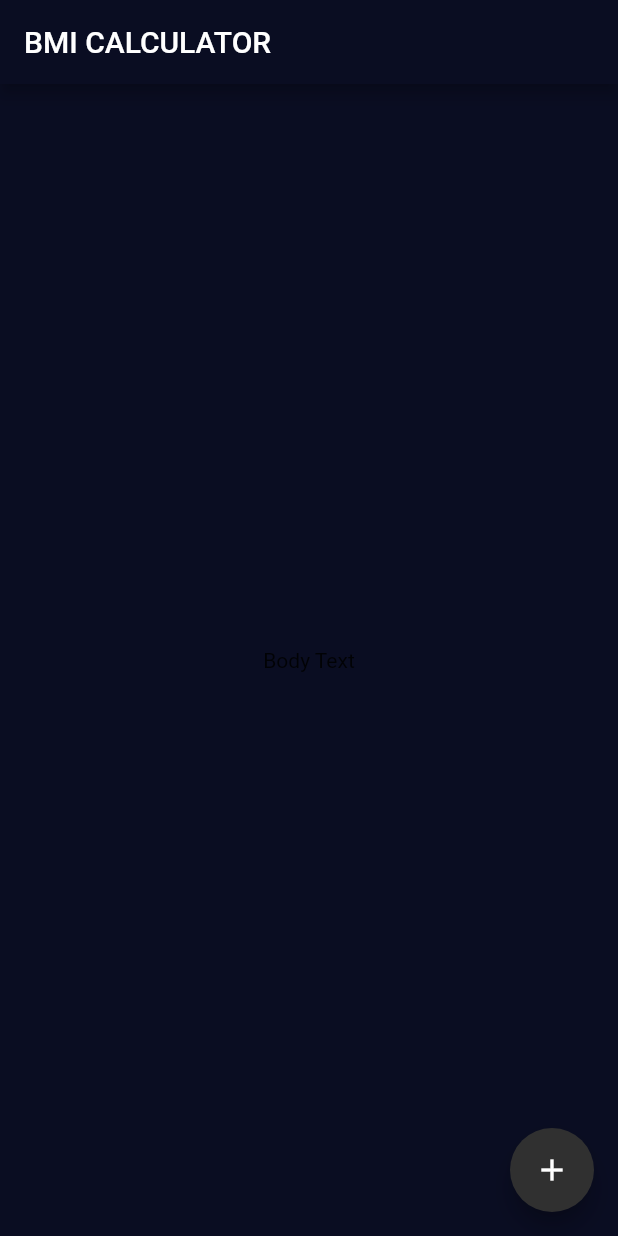
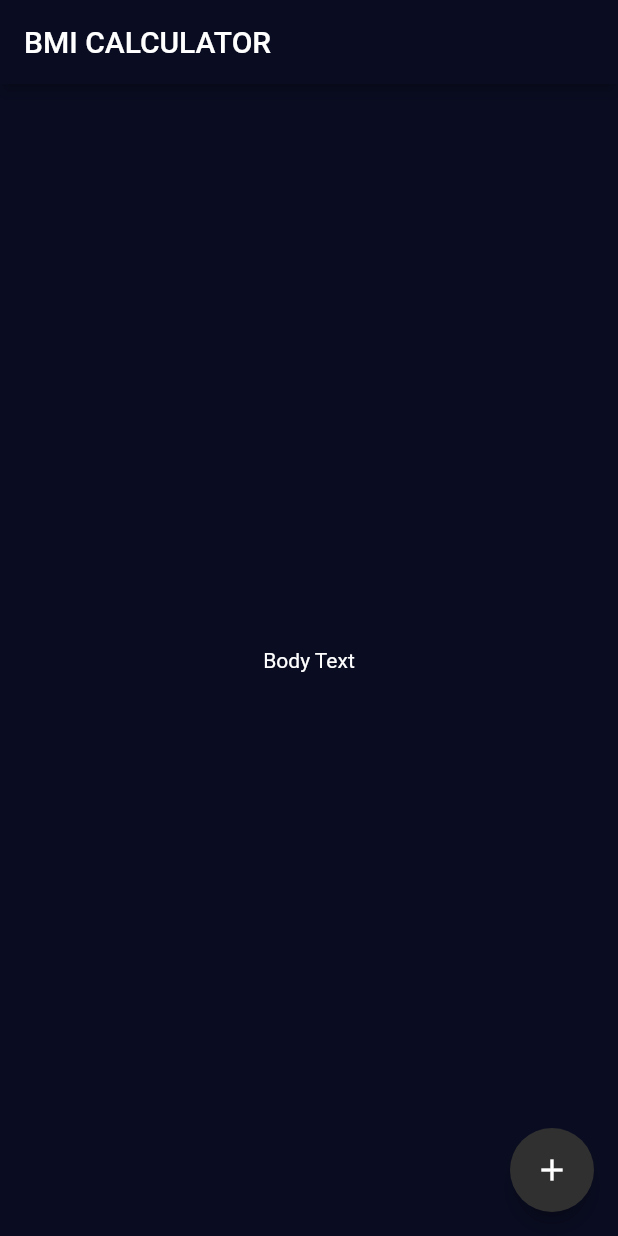
Before and after one commit to Procoder16/BMI_Calculator, a Flutter app: the screen it shows after launch, on a phone screen of 412 x 824 dp. Run offline on Flutter 3.47's test engine with Material 2 defaults, Android fonts, the phone set to English and light mode, and no system bars.

Commit message:
text theme changed

```diff
--- a/lib/main.dart
+++ b/lib/main.dart
@@ -10,6 +10,9 @@ class BMICalculator extends StatelessWidget {
         primaryColor: Color(0xFF0A0D22),
         accentColor: Colors.grey[850],
         scaffoldBackgroundColor: Color(0xFF0A0D22),
+        textTheme: TextTheme(
+          body1: TextStyle(color: Colors.white),
+        ),
       ),
       home: InputPage(),
     );
```
